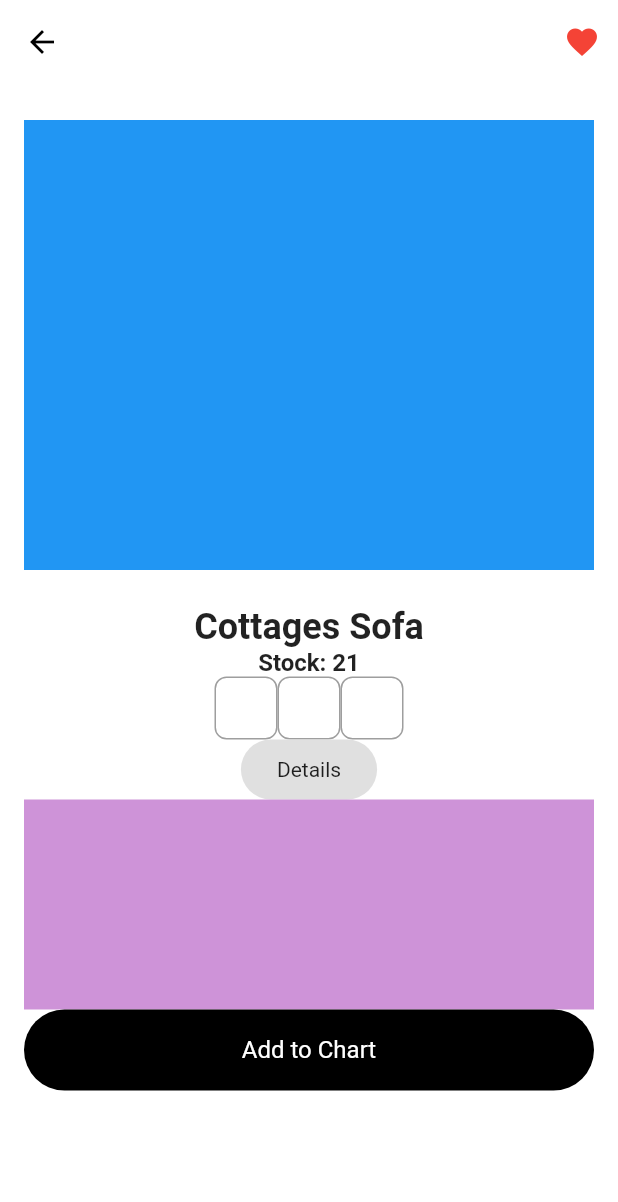
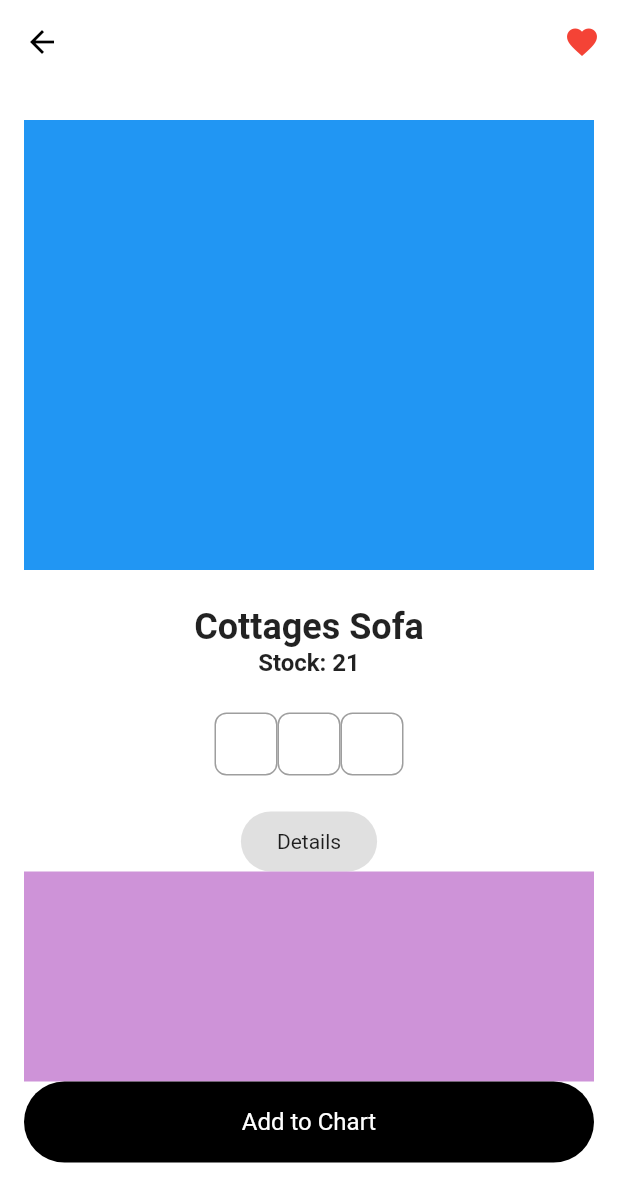
Before and after one commit to JAICHANGPARK/flutter_notebook_chapter_24, a Flutter app: the FurnitureDetailPage screen opened directly, on a phone screen of 412 x 824 dp. Shown: the top 1202 px of the screen. Run offline on Flutter 3.47's test engine with Material 2 defaults, Android fonts, the phone set to English and light mode, and no system bars; our stand-ins replace flutter_riverpod, freezed_annotation, ionicons, percent_indicator; missing offline and left inert: crypto_font_icons; network calls fail.

Commit message:
Update furniture_detail_page.dart

```diff
--- a/lib/ep1371_furniture_app/view/furniture_detail_page.dart
+++ b/lib/ep1371_furniture_app/view/furniture_detail_page.dart
@@ -26,25 +26,28 @@ class _FurnitureDetailPageState extends State<FurnitureDetailPage> {
           ],
         ),
         backgroundColor: Colors.white,
-      body:
-      Padding(
-        padding: EdgeInsets.symmetric(horizontal: 16 , vertical: 24),
+        body: Padding(
+          padding: EdgeInsets.symmetric(horizontal: 16, vertical: 24),
           child: Column(
             children: [
               Container(
                 height: 300,
                 color: Colors.blue,
               ),
-          SizedBox(height: 24,),
-            const Text("Cottages Sofa", style: TextStyle(
-              fontSize: 24,
-              fontWeight: FontWeight.bold
-            ),),
-            const Text("Stock: 21", style: TextStyle(
-                fontSize: 16,
-                fontWeight: FontWeight.bold
-            ),),
-            Row(
+              SizedBox(
+                height: 24,
+              ),
+              const Text(
+                "Cottages Sofa",
+                style: TextStyle(fontSize: 24, fontWeight: FontWeight.bold),
+              ),
+              const Text(
+                "Stock: 21",
+                style: TextStyle(fontSize: 16, fontWeight: FontWeight.bold),
+              ),
+              Padding(
+                padding: const EdgeInsets.all(24.0),
+                child: Row(
                   mainAxisAlignment: MainAxisAlignment.center,
                   children: [
                     Container(
@@ -72,6 +75,7 @@ class _FurnitureDetailPageState extends State<FurnitureDetailPage> {
                           borderRadius: BorderRadius.circular(8)),
                     )
                   ],
+                ),
               ),
               Container(
                 decoration: BoxDecoration(
@@ -105,8 +109,6 @@ class _FurnitureDetailPageState extends State<FurnitureDetailPage> {
               )
             ],
           ),
-      )
-
-    );
+        ));
   }
 }
```
Lines whose indentation alone changed are shown as unchanged.
